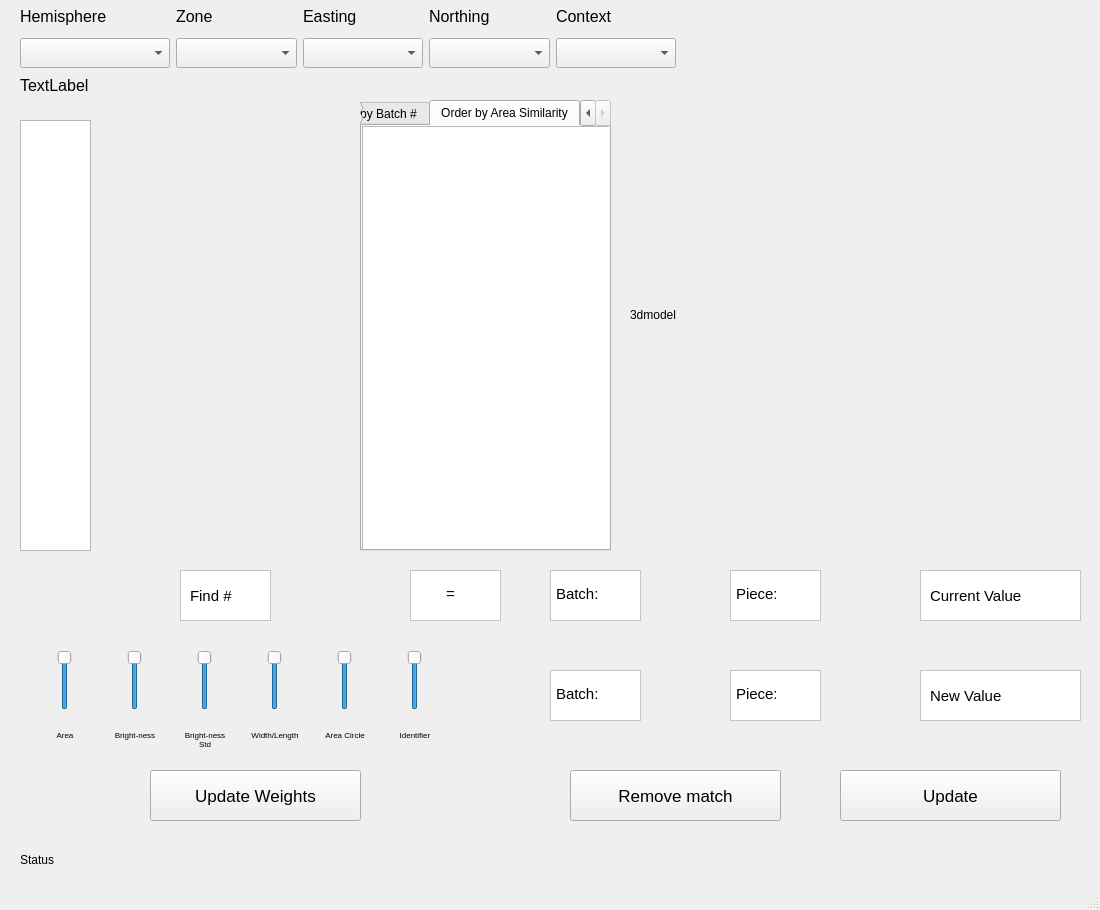
Above: view/MainWindow.ui from ggetzie/APSAP before the change. Below: the same form after it.
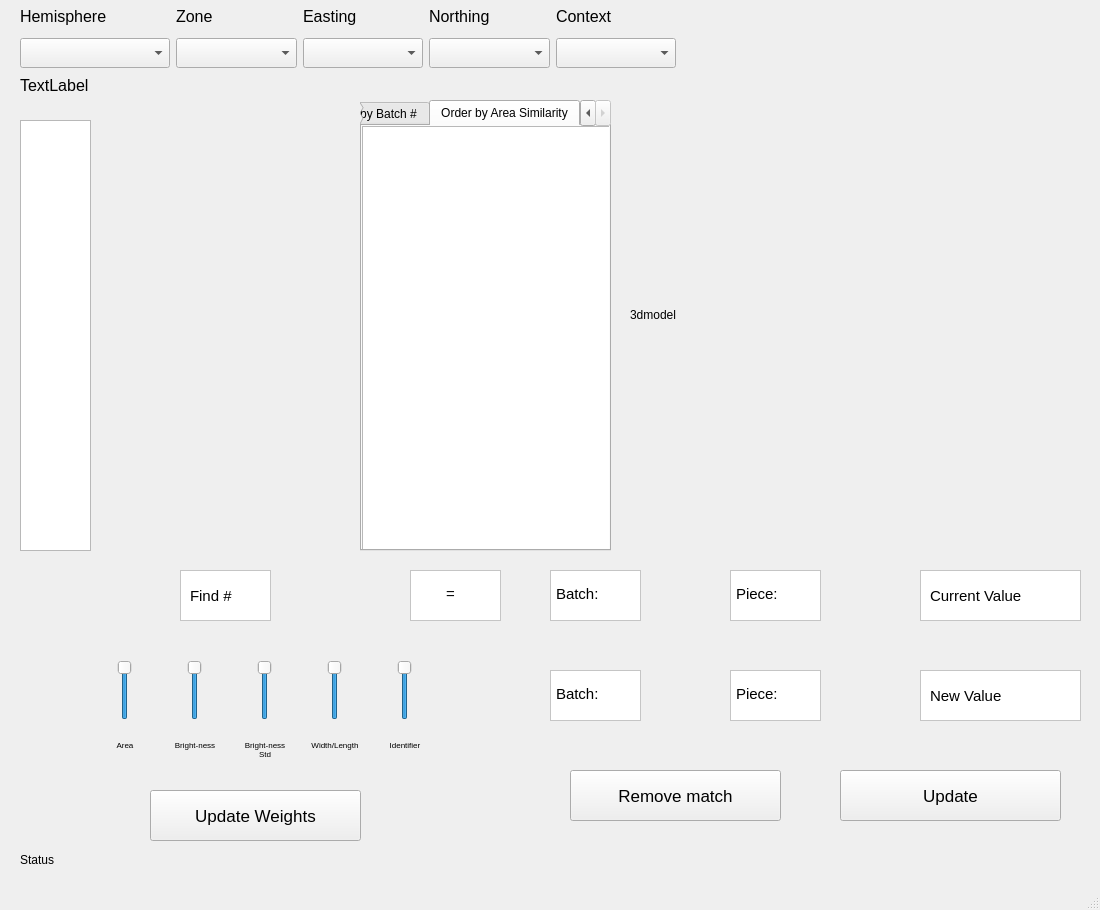
That is the form after the change. Icons and pictures are not drawn.

Commit message: Removed circle area ratio

The edit to the form file:
```diff
--- a/view/MainWindow.ui
+++ b/view/MainWindow.ui
@@ -883,8 +883,8 @@
    <widget class="QSlider" name="areaSlider">
     <property name="geometry">
      <rect>
-      <x>40</x>
-      <y>650</y>
+      <x>100</x>
+      <y>660</y>
       <width>50</width>
       <height>60</height>
      </rect>
@@ -905,8 +905,8 @@
    <widget class="QSlider" name="brightnessSlider">
     <property name="geometry">
      <rect>
-      <x>110</x>
-      <y>650</y>
+      <x>170</x>
+      <y>660</y>
       <width>50</width>
       <height>60</height>
      </rect>
@@ -930,8 +930,8 @@
    <widget class="QSlider" name="brightnessStdSlider">
     <property name="geometry">
      <rect>
-      <x>180</x>
-      <y>650</y>
+      <x>240</x>
+      <y>660</y>
       <width>50</width>
       <height>60</height>
      </rect>
@@ -949,27 +949,8 @@
    <widget class="QSlider" name="widthLengthSlider">
     <property name="geometry">
      <rect>
-      <x>250</x>
-      <y>650</y>
-      <width>50</width>
-      <height>60</height>
-     </rect>
-    </property>
-    <property name="maximum">
-     <number>100</number>
-    </property>
-    <property name="value">
-     <number>100</number>
-    </property>
-    <property name="orientation">
-     <enum>Qt::Vertical</enum>
-    </property>
-   </widget>
-   <widget class="QSlider" name="areaCircleSlider">
-    <property name="geometry">
-     <rect>
-      <x>320</x>
-      <y>650</y>
+      <x>310</x>
+      <y>660</y>
       <width>50</width>
       <height>60</height>
      </rect>
@@ -987,8 +968,8 @@
    <widget class="QSlider" name="identifierSlider">
     <property name="geometry">
      <rect>
-      <x>390</x>
-      <y>650</y>
+      <x>380</x>
+      <y>660</y>
       <width>50</width>
       <height>60</height>
      </rect>
@@ -1006,8 +987,8 @@
    <widget class="QLabel" name="areaLabel">
     <property name="geometry">
      <rect>
-      <x>40</x>
-      <y>730</y>
+      <x>100</x>
+      <y>740</y>
       <width>50</width>
       <height>20</height>
      </rect>
@@ -1031,8 +1012,8 @@
    <widget class="QLabel" name="brightnessLabel">
     <property name="geometry">
      <rect>
-      <x>110</x>
-      <y>730</y>
+      <x>170</x>
+      <y>740</y>
       <width>50</width>
       <height>30</height>
      </rect>
@@ -1058,8 +1039,8 @@
    <widget class="QLabel" name="brightnessStdLabel">
     <property name="geometry">
      <rect>
-      <x>180</x>
-      <y>730</y>
+      <x>240</x>
+      <y>740</y>
       <width>50</width>
       <height>30</height>
      </rect>
@@ -1082,8 +1063,8 @@
    <widget class="QLabel" name="widthLengthLabel">
     <property name="geometry">
      <rect>
-      <x>250</x>
-      <y>730</y>
+      <x>310</x>
+      <y>740</y>
       <width>50</width>
       <height>30</height>
      </rect>
@@ -1109,41 +1090,11 @@
      <bool>true</bool>
     </property>
    </widget>
-   <widget class="QLabel" name="areaCircleLabel">
-    <property name="geometry">
-     <rect>
-      <x>320</x>
-      <y>730</y>
-      <width>50</width>
-      <height>30</height>
-     </rect>
-    </property>
-    <property name="font">
-     <font>
-      <pointsize>6</pointsize>
-     </font>
-    </property>
-    <property name="frameShadow">
-     <enum>QFrame::Sunken</enum>
-    </property>
-    <property name="text">
-     <string>Area Circle</string>
-    </property>
-    <property name="textFormat">
-     <enum>Qt::PlainText</enum>
-    </property>
-    <property name="alignment">
-     <set>Qt::AlignHCenter|Qt::AlignTop</set>
-    </property>
-    <property name="wordWrap">
-     <bool>true</bool>
-    </property>
-   </widget>
    <widget class="QLabel" name="identifierLabel">
     <property name="geometry">
      <rect>
-      <x>390</x>
-      <y>730</y>
+      <x>380</x>
+      <y>740</y>
       <width>50</width>
       <height>20</height>
      </rect>
@@ -1173,7 +1124,7 @@
     <property name="geometry">
      <rect>
       <x>150</x>
-      <y>770</y>
+      <y>790</y>
       <width>211</width>
       <height>51</height>
      </rect>
```
Left out of the diff: 12 changed lines with no effect on the pictures. The commit also changes 9 other files.
